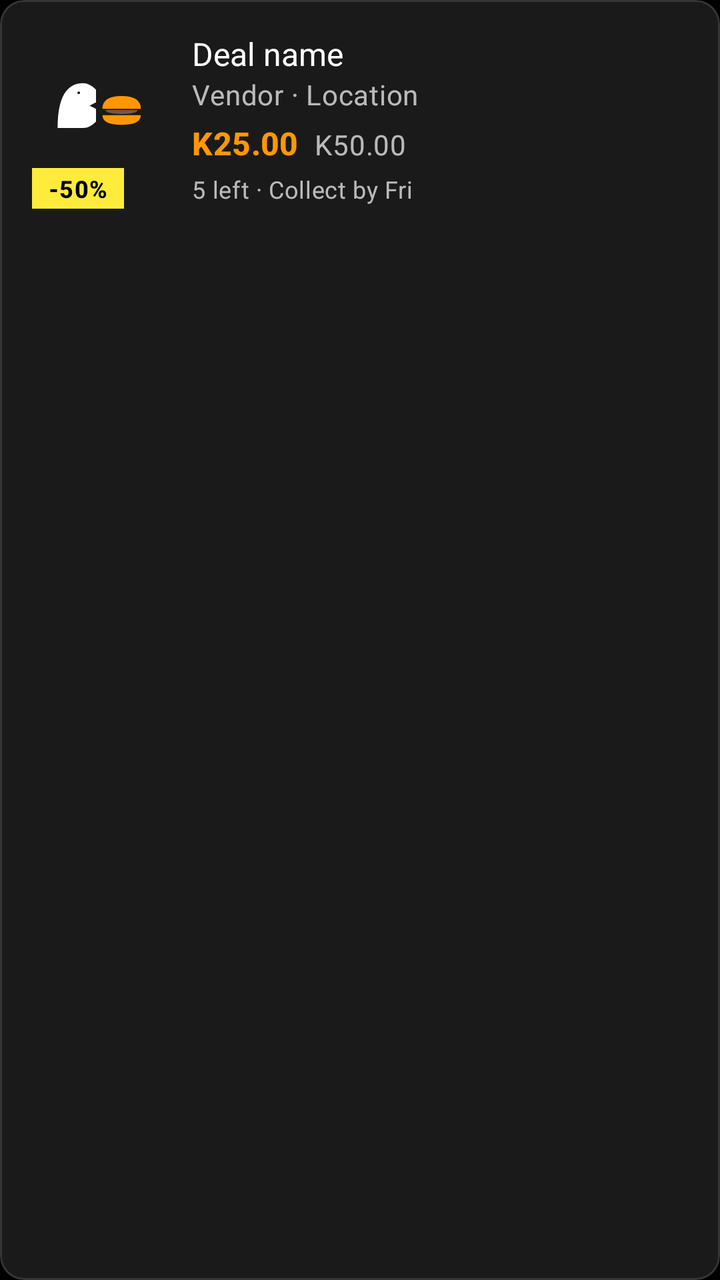
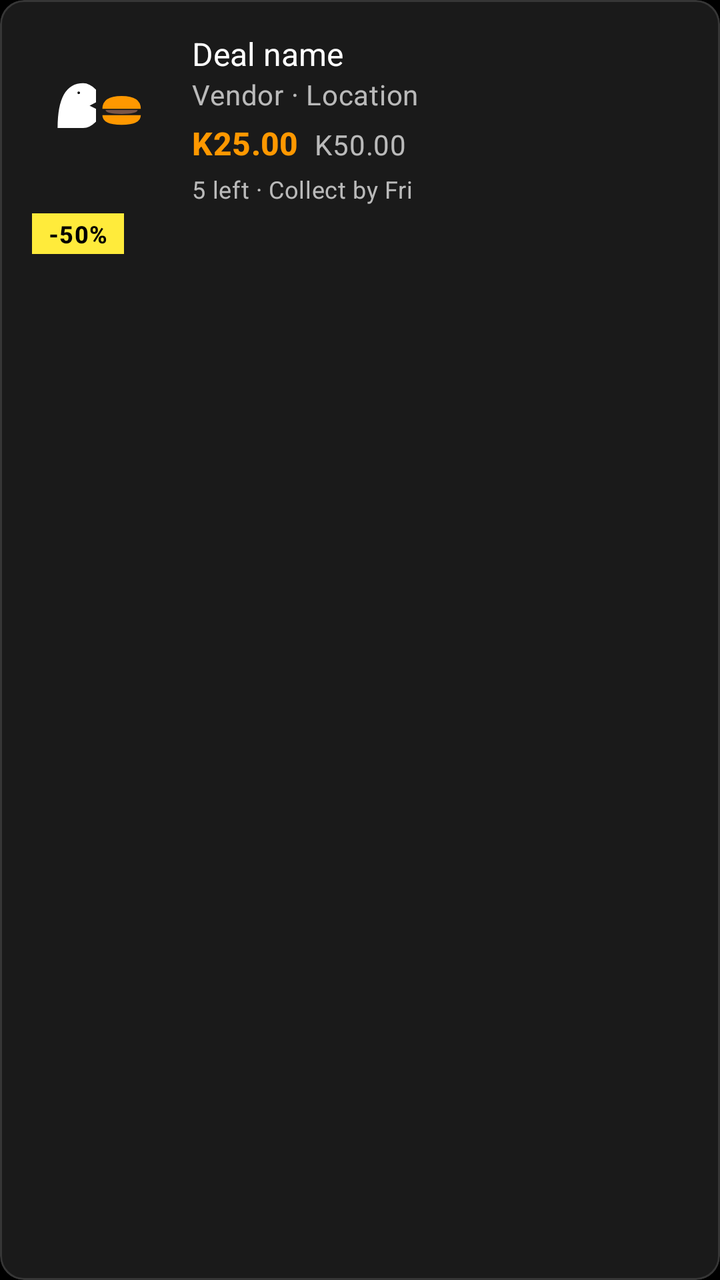

Two renders of the same Android screen: before a commit and after it. Below are the layout's source before the change and the commit's diff.
<!-- AndroidManifest.xml: application theme Theme.BiteForLessFoodBridge -->
<!-- res/layout/item_food_card.xml -->
<?xml version="1.0" encoding="utf-8"?>
<com.google.android.material.card.MaterialCardView xmlns:android="http://schemas.android.com/apk/res/android"
    xmlns:app="http://schemas.android.com/apk/res-auto"
    android:layout_width="match_parent"
    android:layout_height="wrap_content"
    android:layout_marginStart="@dimen/spacing_md"
    android:layout_marginTop="@dimen/spacing_sm"
    android:layout_marginEnd="@dimen/spacing_md"
    app:cardBackgroundColor="@color/surface"
    app:cardCornerRadius="@dimen/card_corner_radius"
    app:cardElevation="@dimen/card_elevation"
    app:strokeColor="@color/divider"
    app:strokeWidth="@dimen/card_stroke_width">

    <androidx.constraintlayout.widget.ConstraintLayout
        android:layout_width="match_parent"
        android:layout_height="wrap_content"
        android:padding="@dimen/spacing_md">

        <ImageView
            android:id="@+id/deal_image"
            android:layout_width="64dp"
            android:layout_height="64dp"
            android:contentDescription="Deal image"
            android:src="@drawable/ic_logo_bite"
            app:layout_constraintStart_toStartOf="parent"
            app:layout_constraintTop_toTopOf="parent" />

        <TextView
            android:id="@+id/deal_badge"
            android:layout_width="wrap_content"
            android:layout_height="wrap_content"
            android:layout_marginTop="@dimen/spacing_xs"
            android:background="@color/food_yellow"
            android:paddingStart="@dimen/spacing_sm"
            android:paddingTop="2dp"
            android:paddingEnd="@dimen/spacing_sm"
            android:paddingBottom="2dp"
            android:text="-50%"
            android:textAppearance="@style/TextAppearance.BiteForLess.DiscountBadge"
            android:textSize="12sp"
            app:layout_constraintStart_toStartOf="parent"
            app:layout_constraintTop_toBottomOf="@id/deal_image" />

        <TextView
            android:id="@+id/deal_name"
            android:layout_width="0dp"
            android:layout_height="wrap_content"
            android:layout_marginStart="@dimen/spacing_md"
            android:text="Deal name"
            android:textAppearance="@style/TextAppearance.BiteForLess.Title"
            android:textSize="16sp"
            app:layout_constraintEnd_toEndOf="parent"
            app:layout_constraintStart_toEndOf="@id/deal_image"
            app:layout_constraintTop_toTopOf="parent" />

        <TextView
            android:id="@+id/deal_vendor"
            android:layout_width="0dp"
            android:layout_height="wrap_content"
            android:text="Vendor · Location"
            android:textAppearance="@style/TextAppearance.BiteForLess.Body"
            app:layout_constraintEnd_toEndOf="parent"
            app:layout_constraintStart_toStartOf="@id/deal_name"
            app:layout_constraintTop_toBottomOf="@id/deal_name" />

        <TextView
            android:id="@+id/deal_price"
            android:layout_width="wrap_content"
            android:layout_height="wrap_content"
            android:layout_marginTop="@dimen/spacing_xs"
            android:text="K25.00"
            android:textAppearance="@style/TextAppearance.BiteForLess.Price"
            app:layout_constraintStart_toStartOf="@id/deal_name"
            app:layout_constraintTop_toBottomOf="@id/deal_vendor" />

        <TextView
            android:id="@+id/deal_original_price"
            android:layout_width="wrap_content"
            android:layout_height="wrap_content"
            android:layout_marginStart="@dimen/spacing_sm"
            android:text="K50.00"
            android:textAppearance="@style/TextAppearance.BiteForLess.Body"
            app:layout_constraintBaseline_toBaselineOf="@id/deal_price"
            app:layout_constraintStart_toEndOf="@id/deal_price" />

        <TextView
            android:id="@+id/deal_meta"
            android:layout_width="0dp"
            android:layout_height="wrap_content"
            android:layout_marginTop="@dimen/spacing_xs"
            android:text="5 left · Collect by Fri"
            android:textAppearance="@style/TextAppearance.BiteForLess.Body"
            android:textSize="12sp"
            app:layout_constraintEnd_toEndOf="parent"
            app:layout_constraintStart_toStartOf="@id/deal_name"
            app:layout_constraintTop_toBottomOf="@id/deal_price" />

    </androidx.constraintlayout.widget.ConstraintLayout>
</com.google.android.material.card.MaterialCardView>
<!-- resources referenced by this layout -->
<resources>
  <color name="divider">#1FFFFFFF</color>
  <color name="food_yellow">#FFEB3B</color>
  <color name="surface">#FF1A1A1A</color>
  <dimen name="card_corner_radius">12dp</dimen>
  <dimen name="card_elevation">2dp</dimen>
  <dimen name="card_stroke_width">1dp</dimen>
  <dimen name="spacing_md">16dp</dimen>
  <dimen name="spacing_sm">8dp</dimen>
  <dimen name="spacing_xs">4dp</dimen>
  <!-- drawable ic_logo_bite (drawable) -->
  <vector xmlns:android="http://schemas.android.com/apk/res/android"
      android:width="200dp"
      android:height="200dp"
      android:viewportWidth="200"
      android:viewportHeight="200">
  
      
      <path
          android:fillColor="#FF9800"
          android:pathData="M110,130 L170,130 Q170,145 140,145 Q110,145 110,130 Z" />
  
      
      <path
          android:fillColor="#795548"
          android:pathData="M115,122 L165,122 Q165,128 140,128 Q115,128 115,122 Z" />
  
      
      <path
          android:fillColor="#FF9800"
          android:pathData="M110,120 L170,120 Q170,100 140,100 Q110,100 110,120 Z" />
  
      
      <path
          android:fillColor="#FFFFFF"
          android:pathData="M40,150 Q40,80 80,80 Q90,80 100,90 L100,110 L90,115 L100,120 L100,140 Q90,150 80,150 Z" />
  
      
      <path
          android:fillColor="#000000"
          android:pathData="M75,95 A2,2 0 1,1 71,95 A2,2 0 1,1 75,95" />
  
  </vector>
  <style name="TextAppearance.BiteForLess.Body" parent="TextAppearance.Material3.BodyMedium">
          <item name="android:textColor">@color/text_secondary</item>
      </style>
  <style name="TextAppearance.BiteForLess.DiscountBadge" parent="TextAppearance.Material3.LabelMedium">
          <item name="android:textColor">@color/black</item>
          <item name="android:textStyle">bold</item>
      </style>
  <style name="TextAppearance.BiteForLess.Price" parent="TextAppearance.Material3.TitleMedium">
          <item name="android:textColor">@color/primary</item>
          <item name="android:textStyle">bold</item>
      </style>
  <style name="TextAppearance.BiteForLess.Title" parent="TextAppearance.Material3.TitleLarge">
          <item name="android:textColor">@color/on_background</item>
      </style>
  <style name="Theme.BiteForLessFoodBridge" parent="Base.Theme.BiteForLessFoodBridge" />
  <color name="text_secondary">#B3FFFFFF</color>
  <color name="black">#FF000000</color>
  <color name="primary">#FF9800</color>
  <color name="on_background">#FFFFFFFF</color>
  <style name="Base.Theme.BiteForLessFoodBridge" parent="Theme.Material3.DayNight.NoActionBar">
          <item name="colorPrimary">@color/primary</item>
          <item name="colorOnPrimary">@color/black</item>
          <item name="colorSecondary">@color/secondary</item>
          <item name="colorError">@color/error</item>
          <item name="android:windowBackground">@color/background</item>
          <item name="android:statusBarColor">@color/background</item>
          <item name="android:navigationBarColor">@color/background</item>
          <item name="bottomNavigationStyle">@style/Widget.BiteForLess.BottomNavigation</item>
      </style>
  <color name="secondary">#FFEB3B</color>
  <color name="error">#F44336</color>
  <color name="background">#FF000000</color>
  <style name="Widget.BiteForLess.BottomNavigation" parent="Widget.Material3.BottomNavigationView">
          <item name="materialThemeOverlay">@style/ThemeOverlay.BiteForLess.BottomNavigation</item>
      </style>
  <style name="ThemeOverlay.BiteForLess.BottomNavigation" parent="">
          <item name="colorPrimary">@color/primary</item>
          <item name="colorOnSurface">@color/text_secondary</item>
          <item name="colorOnSurfaceVariant">@color/text_hint</item>
      </style>
  <color name="text_hint">#80FFFFFF</color>
</resources>

<!-- the commit's change to res/layout/item_food_card.xml (unified diff, before → after) -->
@@ -40,7 +40,14 @@
             android:textAppearance="@style/TextAppearance.BiteForLess.DiscountBadge"
             android:textSize="12sp"
             app:layout_constraintStart_toStartOf="parent"
-            app:layout_constraintTop_toBottomOf="@id/deal_image" />
+            app:layout_constraintTop_toBottomOf="@id/deal_bottom_barrier" />
+
+        <androidx.constraintlayout.widget.Barrier
+            android:id="@+id/deal_bottom_barrier"
+            android:layout_width="wrap_content"
+            android:layout_height="wrap_content"
+            app:barrierDirection="bottom"
+            app:constraint_referenced_ids="deal_image,deal_meta" />
 
         <TextView
             android:id="@+id/deal_name"
